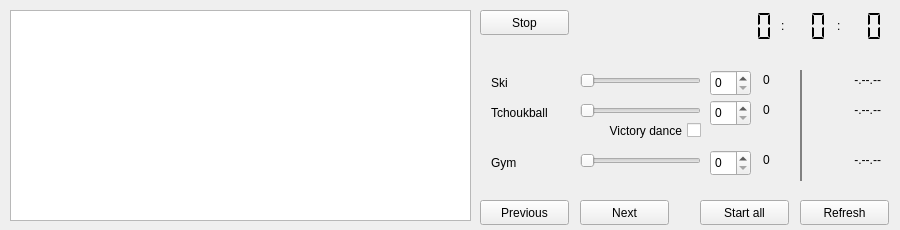
Qt form int_command.ui (lmunier/robop_gc_2019) before a commit.
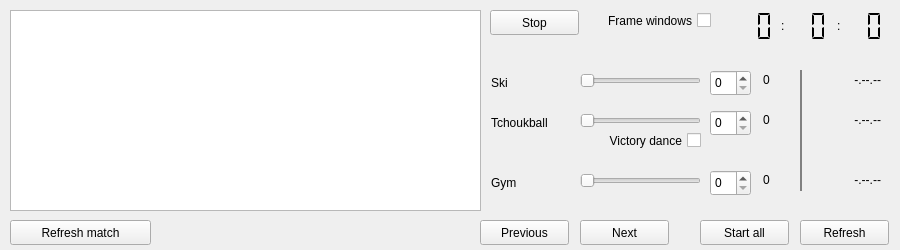
The same form after that commit.

Commit message: Add modification match and fix issues.

```diff
--- a/int_command.ui
+++ b/int_command.ui
@@ -7,19 +7,19 @@
     <x>0</x>
     <y>0</y>
     <width>900</width>
-    <height>230</height>
+    <height>250</height>
    </rect>
   </property>
   <property name="minimumSize">
    <size>
     <width>900</width>
-    <height>230</height>
+    <height>250</height>
    </size>
   </property>
   <property name="maximumSize">
    <size>
     <width>900</width>
-    <height>230</height>
+    <height>250</height>
    </size>
   </property>
   <property name="windowTitle">
@@ -29,7 +29,7 @@
    <property name="geometry">
     <rect>
      <x>700</x>
-     <y>200</y>
+     <y>220</y>
      <width>89</width>
      <height>25</height>
     </rect>
@@ -42,7 +42,7 @@
    <property name="geometry">
     <rect>
      <x>800</x>
-     <y>200</y>
+     <y>220</y>
      <width>89</width>
      <height>25</height>
     </rect>
@@ -55,7 +55,7 @@
    <property name="geometry">
     <rect>
      <x>580</x>
-     <y>200</y>
+     <y>220</y>
      <width>89</width>
      <height>25</height>
     </rect>
@@ -68,7 +68,7 @@
    <property name="geometry">
     <rect>
      <x>480</x>
-     <y>200</y>
+     <y>220</y>
      <width>89</width>
      <height>25</height>
     </rect>
@@ -81,7 +81,7 @@
    <property name="geometry">
     <rect>
      <x>580</x>
-     <y>150</y>
+     <y>170</y>
      <width>121</width>
      <height>21</height>
     </rect>
@@ -100,7 +100,7 @@
    <property name="geometry">
     <rect>
      <x>763</x>
-     <y>150</y>
+     <y>170</y>
      <width>41</width>
      <height>20</height>
     </rect>
@@ -113,7 +113,7 @@
    <property name="geometry">
     <rect>
      <x>763</x>
-     <y>100</y>
+     <y>110</y>
      <width>41</width>
      <height>20</height>
     </rect>
@@ -126,7 +126,7 @@
    <property name="geometry">
     <rect>
      <x>580</x>
-     <y>100</y>
+     <y>110</y>
      <width>121</width>
      <height>21</height>
     </rect>
@@ -178,8 +178,8 @@
     <rect>
      <x>10</x>
      <y>10</y>
-     <width>461</width>
-     <height>211</height>
+     <width>471</width>
+     <height>201</height>
     </rect>
    </property>
   </widget>
@@ -316,7 +316,7 @@
    <property name="geometry">
     <rect>
      <x>820</x>
-     <y>100</y>
+     <y>110</y>
      <width>61</width>
      <height>20</height>
     </rect>
@@ -332,7 +332,7 @@
    <property name="geometry">
     <rect>
      <x>820</x>
-     <y>150</y>
+     <y>170</y>
      <width>61</width>
      <height>20</height>
     </rect>
@@ -376,7 +376,7 @@
    <property name="geometry">
     <rect>
      <x>490</x>
-     <y>100</y>
+     <y>110</y>
      <width>89</width>
      <height>25</height>
     </rect>
@@ -404,7 +404,7 @@
    <property name="geometry">
     <rect>
      <x>490</x>
-     <y>150</y>
+     <y>170</y>
      <width>89</width>
      <height>25</height>
     </rect>
@@ -434,7 +434,7 @@
      <x>800</x>
      <y>70</y>
      <width>2</width>
-     <height>111</height>
+     <height>121</height>
     </rect>
    </property>
    <property name="minimumSize">
@@ -466,7 +466,7 @@
   <widget class="QPushButton" name="button_stop">
    <property name="geometry">
     <rect>
-     <x>480</x>
+     <x>490</x>
      <y>10</y>
      <width>89</width>
      <height>25</height>
@@ -480,7 +480,7 @@
    <property name="geometry">
     <rect>
      <x>580</x>
-     <y>120</y>
+     <y>130</y>
      <width>121</width>
      <height>21</height>
     </rect>
@@ -506,7 +506,7 @@
    <property name="geometry">
     <rect>
      <x>710</x>
-     <y>100</y>
+     <y>110</y>
      <width>41</width>
      <height>26</height>
     </rect>
@@ -516,12 +516,41 @@
    <property name="geometry">
     <rect>
      <x>710</x>
-     <y>150</y>
+     <y>170</y>
      <width>41</width>
      <height>26</height>
     </rect>
    </property>
   </widget>
+  <widget class="QCheckBox" name="check_frame">
+   <property name="geometry">
+    <rect>
+     <x>580</x>
+     <y>10</y>
+     <width>131</width>
+     <height>21</height>
+    </rect>
+   </property>
+   <property name="layoutDirection">
+    <enum>Qt::RightToLeft</enum>
+   </property>
+   <property name="text">
+    <string>Frame windows</string>
+   </property>
+  </widget>
+  <widget class="QPushButton" name="button_refresh_match">
+   <property name="geometry">
+    <rect>
+     <x>10</x>
+     <y>220</y>
+     <width>141</width>
+     <height>25</height>
+    </rect>
+   </property>
+   <property name="text">
+    <string>Refresh match</string>
+   </property>
+  </widget>
  </widget>
  <resources/>
  <connections/>
```
The commit also changes 47 other files.
